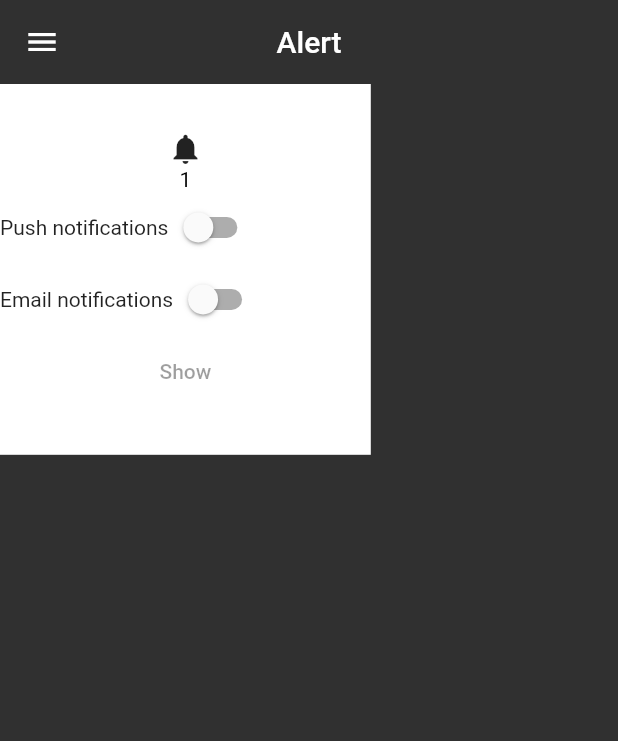
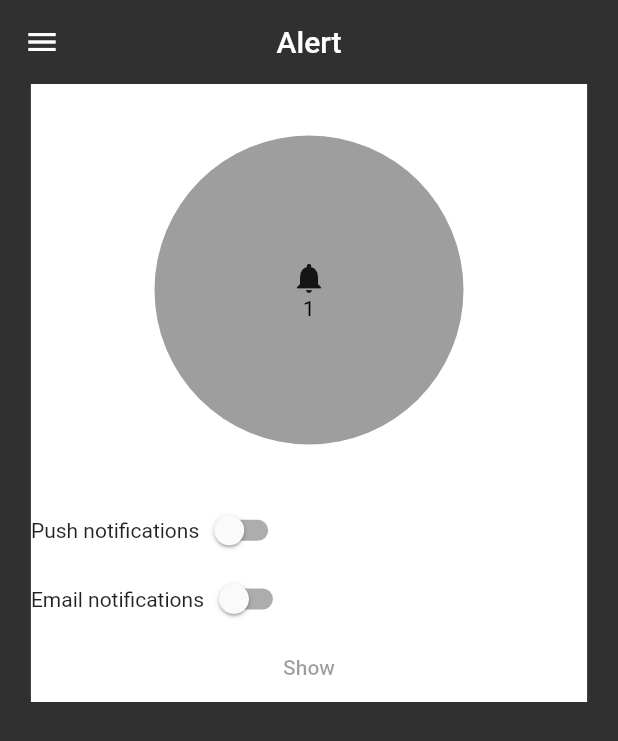
Before and after one commit to MNaseemS/flutter_notification, a Flutter app: the screen it shows after launch, on a phone screen of 412 x 824 dp. Shown: the top 741 px of the screen. Run offline on Flutter 3.47's test engine with Material 2 defaults, Android fonts, the phone set to English and light mode, and no system bars; our stand-ins replace flutter_local_notifications.

Commit message:
Update home.dart

```diff
--- a/flutter_application_1/lib/ui/home.dart
+++ b/flutter_application_1/lib/ui/home.dart
@@ -23,17 +23,34 @@ class _HomeState extends State<Home> {
             onPressed: null, icon: new Icon(Icons.menu, color: Colors.white)),
       ),
       backgroundColor: Color(0xFF303030),
-      body: new Container(
-          height: MediaQuery.of(context).size.height * 0.3,
-          width: MediaQuery.of(context).size.width * 0.6,
-          alignment: Alignment.center,
+      body: Container(
+          alignment: Alignment.topCenter,
+          child: new Container(
+              height: MediaQuery.of(context).size.height * 0.5,
+              width: MediaQuery.of(context).size.width * 0.9,
               color: Colors.white,
               child: Column(
                   mainAxisAlignment: MainAxisAlignment.center,
                   children: <Widget>[
+                    Flexible(
+                      flex: 6,
+                      child: Container(
+                          alignment: Alignment.center,
+                          decoration: new BoxDecoration(
+                              color: Colors.grey, shape: BoxShape.circle),
+                          height: MediaQuery.of(context).size.height * 0.5,
+                          width: MediaQuery.of(context).size.width * 0.5,
+                          child: Column(
+                            mainAxisAlignment: MainAxisAlignment.center,
+                            children: <Widget>[
                               Icon(Icons.notifications),
-                Text("1", style: TextStyle(color: Colors.black)),
-                Row(children: <Widget>[
+                              Text("1", style: TextStyle(color: Colors.black))
+                            ],
+                          )),
+                    ),
+                    Flexible(
+                      flex: 1,
+                      child: Row(children: <Widget>[
                         Text("Push notifications"),
                         Switch(
                           value: isSwitched,
@@ -46,7 +63,10 @@ class _HomeState extends State<Home> {
                           activeColor: Colors.grey.shade400,
                         )
                       ]),
-                Row(children: <Widget>[
+                    ),
+                    Flexible(
+                      flex: 1,
+                      child: Row(children: <Widget>[
                         Text("Email notifications"),
                         Switch(
                           value: isSwitched2,
@@ -59,12 +79,15 @@ class _HomeState extends State<Home> {
                           activeColor: Colors.grey.shade400,
                         )
                       ]),
-                Row(
+                    ),
+                    Flexible(
+                        flex: 1,
+                        child: Row(
                             mainAxisAlignment: MainAxisAlignment.center,
                             children: <Widget>[
                               TextButton(onPressed: null, child: Text("Show"))
-                    ])
-              ])),
+                            ]))
+                  ]))),
     );
   }
 }
```
Lines whose indentation alone changed are shown as unchanged.
